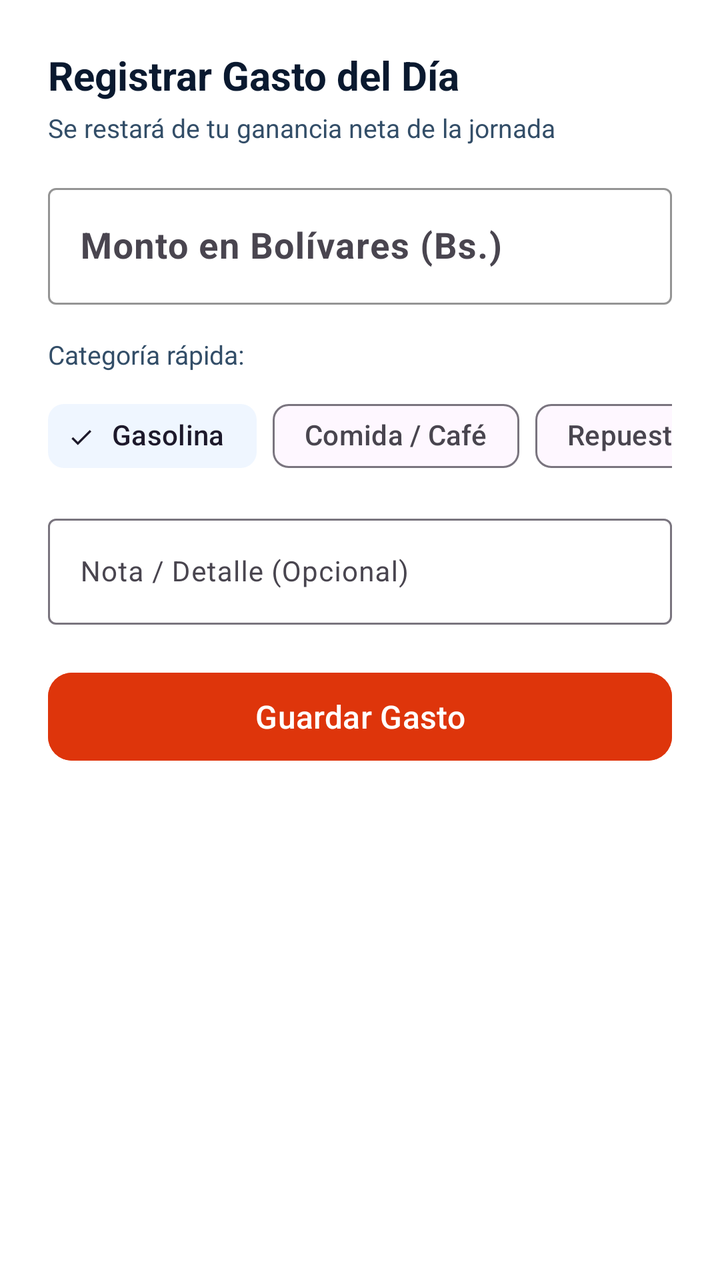
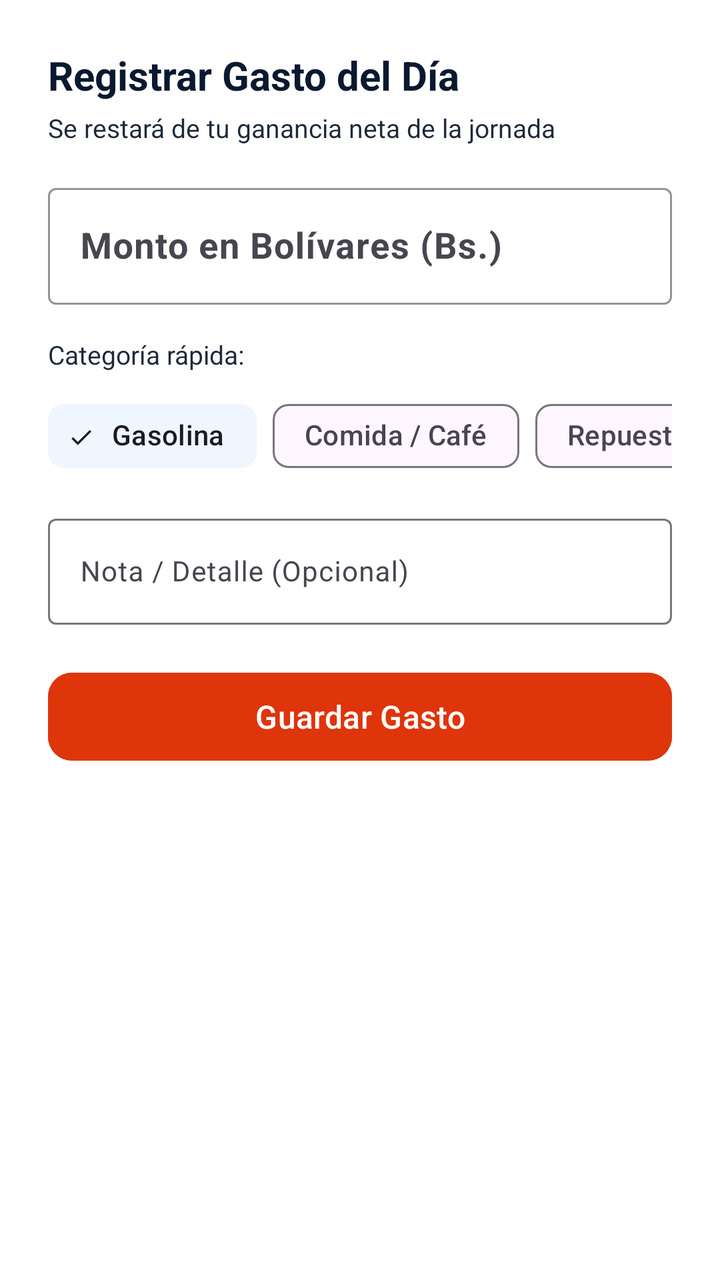

The first picture is an Android layout as it rendered before a commit; the second is the same layout after the commit. The layout source and the unified diff follow.
<!-- AndroidManifest.xml: application theme Theme.Zeasy -->
<!-- res/layout/dialog_add_expense.xml -->
<?xml version="1.0" encoding="utf-8"?>
<LinearLayout xmlns:android="http://schemas.android.com/apk/res/android"
    xmlns:app="http://schemas.android.com/apk/res-auto"
    android:layout_width="match_parent"
    android:layout_height="wrap_content"
    android:orientation="vertical"
    android:padding="24dp"
    android:background="@color/surface">

    <TextView
        android:layout_width="wrap_content"
        android:layout_height="wrap_content"
        android:text="Registrar Gasto del Día"
        android:textStyle="bold"
        android:textColor="@color/text_primary"
        android:textSize="20sp" />

    <TextView
        android:layout_width="wrap_content"
        android:layout_height="wrap_content"
        android:layout_marginTop="4dp"
        android:text="Se restará de tu ganancia neta de la jornada"
        android:textColor="@color/text_secondary"
        android:textSize="13sp" />

    <com.google.android.material.textfield.TextInputLayout
        android:layout_width="match_parent"
        android:layout_height="wrap_content"
        android:layout_marginTop="16dp"
        android:hint="Monto en Bolívares (Bs.)"
        app:boxStrokeColor="@color/expense_red"
        app:hintTextColor="@color/expense_red">

        <com.google.android.material.textfield.TextInputEditText
            android:id="@+id/etExpenseAmount"
            android:layout_width="match_parent"
            android:layout_height="wrap_content"
            android:inputType="numberDecimal"
            android:textSize="18sp"
            android:textStyle="bold" />
    </com.google.android.material.textfield.TextInputLayout>

    <TextView
        android:layout_width="wrap_content"
        android:layout_height="wrap_content"
        android:layout_marginTop="16dp"
        android:text="Categoría rápida:"
        android:textColor="@color/text_secondary"
        android:textSize="13sp" />

    <HorizontalScrollView
        android:layout_width="match_parent"
        android:layout_height="wrap_content"
        android:layout_marginTop="8dp"
        android:scrollbars="none">

        <com.google.android.material.chip.ChipGroup
            android:id="@+id/chipGroupCategory"
            android:layout_width="wrap_content"
            android:layout_height="wrap_content"
            app:singleSelection="true">

            <com.google.android.material.chip.Chip
                android:id="@+id/chipGasolina"
                android:layout_width="wrap_content"
                android:layout_height="wrap_content"
                android:text="Gasolina"
                android:checked="true"
                style="@style/Widget.Material3.Chip.Filter" />

            <com.google.android.material.chip.Chip
                android:id="@+id/chipAlmuerzo"
                android:layout_width="wrap_content"
                android:layout_height="wrap_content"
                android:text="Comida / Café"
                style="@style/Widget.Material3.Chip.Filter" />

            <com.google.android.material.chip.Chip
                android:id="@+id/chipRepuesto"
                android:layout_width="wrap_content"
                android:layout_height="wrap_content"
                android:text="Repuesto / Taller"
                style="@style/Widget.Material3.Chip.Filter" />

            <com.google.android.material.chip.Chip
                android:id="@+id/chipOtro"
                android:layout_width="wrap_content"
                android:layout_height="wrap_content"
                android:text="Otro"
                style="@style/Widget.Material3.Chip.Filter" />
        </com.google.android.material.chip.ChipGroup>
    </HorizontalScrollView>

    <com.google.android.material.textfield.TextInputLayout
        android:layout_width="match_parent"
        android:layout_height="wrap_content"
        android:layout_marginTop="12dp"
        android:hint="Nota / Detalle (Opcional)">

        <com.google.android.material.textfield.TextInputEditText
            android:id="@+id/etExpenseNote"
            android:layout_width="match_parent"
            android:layout_height="wrap_content"
            android:textSize="14sp" />
    </com.google.android.material.textfield.TextInputLayout>

    <com.google.android.material.button.MaterialButton
        android:id="@+id/btnSaveExpense"
        android:layout_width="match_parent"
        android:layout_height="52dp"
        android:layout_marginTop="20dp"
        android:text="Guardar Gasto"
        android:textSize="16sp"
        app:cornerRadius="12dp"
        android:backgroundTint="@color/expense_red"
        android:textColor="@color/white" />

</LinearLayout>
<!-- resources referenced by this layout -->
<resources>
  <color name="expense_red">#DE350B</color>
  <color name="surface">#FFFFFF</color>
  <color name="text_primary">#0A192F</color>
  <color name="text_secondary">#334E68</color>
  <color name="white">#FFFFFF</color>
  <style name="Theme.Zeasy" parent="Theme.Material3.DayNight.NoActionBar">
          
          <item name="colorPrimary">@color/accent_green</item>
          <item name="colorPrimaryContainer">@color/accent_green_bg</item>
          <item name="colorOnPrimary">@color/white</item>
          <item name="colorSecondary">@color/accent_blue</item>
          <item name="colorSecondaryContainer">@color/accent_blue_bg</item>
  
          
          <item name="android:statusBarColor">@color/primary</item>
          <item name="android:windowLightStatusBar">false</item>
          <item name="android:colorBackground">@color/background</item>
  
          
          <item name="android:textColor">@color/text_primary</item>
  
          
          <item name="bottomNavigationStyle">@style/Widget.Zeasy.BottomNavigationView</item>
      </style>
  <color name="accent_green">#00875A</color>
  <color name="accent_green_bg">#E3FCEF</color>
  <color name="accent_blue">#0052FF</color>
  <color name="accent_blue_bg">#EFF6FF</color>
  <color name="primary">#0A2540</color>
  <color name="background">#F4F8FC</color>
  <style name="Widget.Zeasy.BottomNavigationView" parent="Widget.Material3.BottomNavigationView">
          <item name="itemRippleColor">@color/accent_green_bg</item>
          <item name="android:background">@color/surface</item>
          <item name="itemIconTint">@color/nav_selector</item>
          <item name="itemTextColor">@color/nav_selector</item>
      </style>
</resources>

<!-- the commit's change to res/layout/dialog_add_expense.xml (unified diff, before → after) -->
@@ -24,6 +24,7 @@
         android:textSize="13sp" />
 
     <com.google.android.material.textfield.TextInputLayout
+        android:id="@+id/tilExpenseAmount"
         android:layout_width="match_parent"
         android:layout_height="wrap_content"
         android:layout_marginTop="16dp"
<!-- resource entries referenced after the edit -->
@@ -3,7 +3,7 @@
   <color name="expense_red">#DE350B</color>
   <color name="surface">#FFFFFF</color>
   <color name="text_primary">#0A192F</color>
-  <color name="text_secondary">#334E68</color>
+  <color name="text_secondary">#1E293B</color>
   <color name="white">#FFFFFF</color>
   <style name="Theme.Zeasy" parent="Theme.Material3.DayNight.NoActionBar">
           
